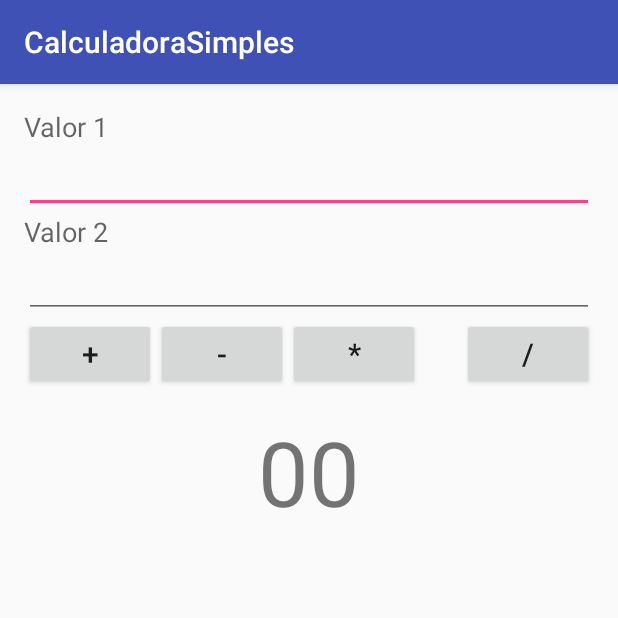
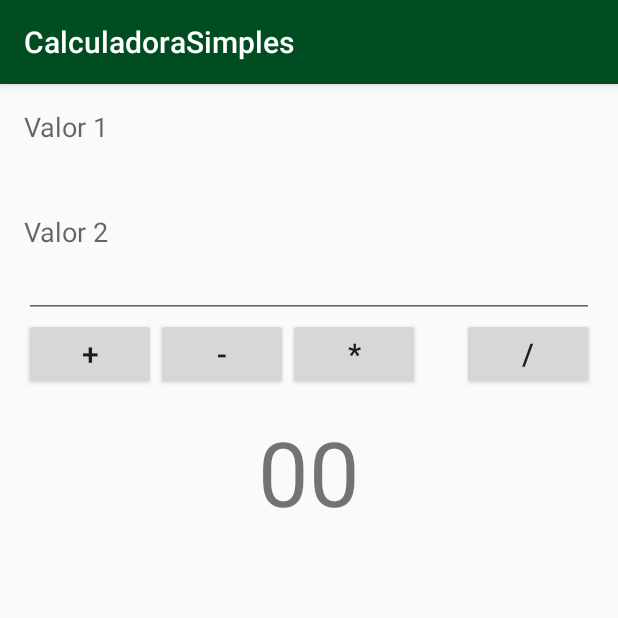
Before and after one commit to pietro1702/Calculadora, an Android app: the screen it shows after launch (MainActivity), on a phone screen of 412 x 824 dp, the top half of it. Run offline under Robolectric (Android 15) with nearby library versions, the phone set to English and light mode, and no system bars.

Commit message:
eçreçjrçe

```diff
--- a/app/src/main/res/values/colors.xml
+++ b/app/src/main/res/values/colors.xml
@@ -1,6 +1,6 @@
 <?xml version="1.0" encoding="utf-8"?>
 <resources>
-    <color name="colorPrimary">#3F51B5</color>
-    <color name="colorPrimaryDark">#303F9F</color>
-    <color name="colorAccent">#FF4081</color>
+    <color name="colorPrimary">#004d21</color>
+    <color name="colorPrimaryDark">#0c06ac</color>
+    <color name="colorAccent">#009f0018</color>
 </resources>
```
Also changed, not shown: app/src/main/ic_launcher-web.png (added), 4 other files.
